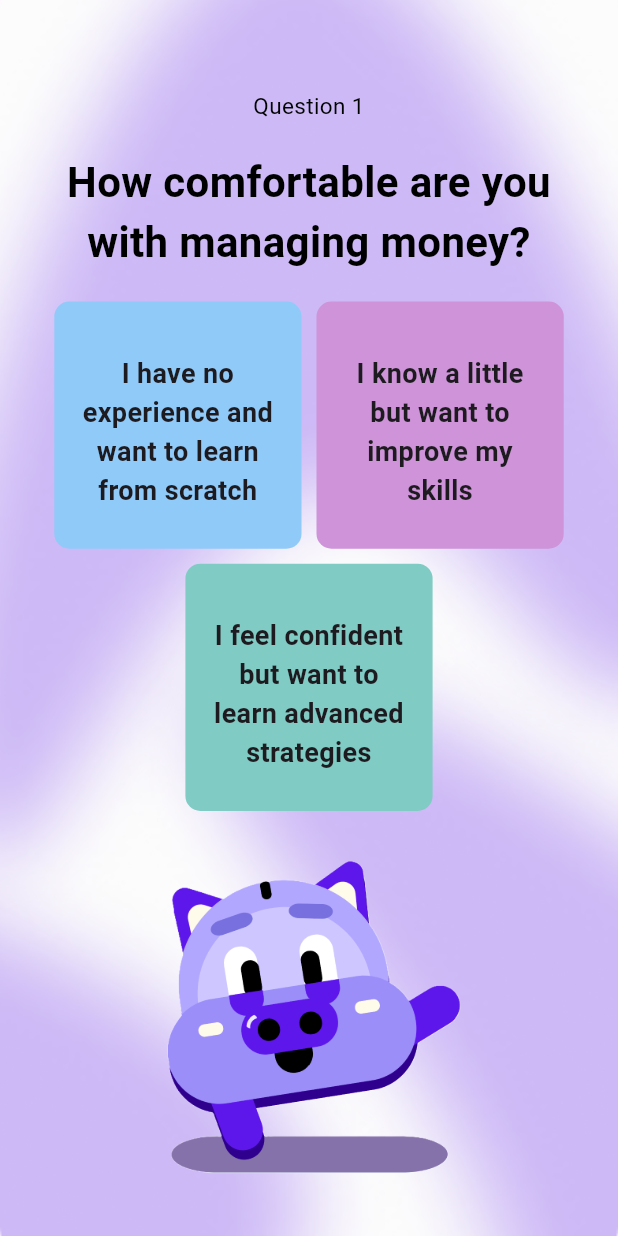
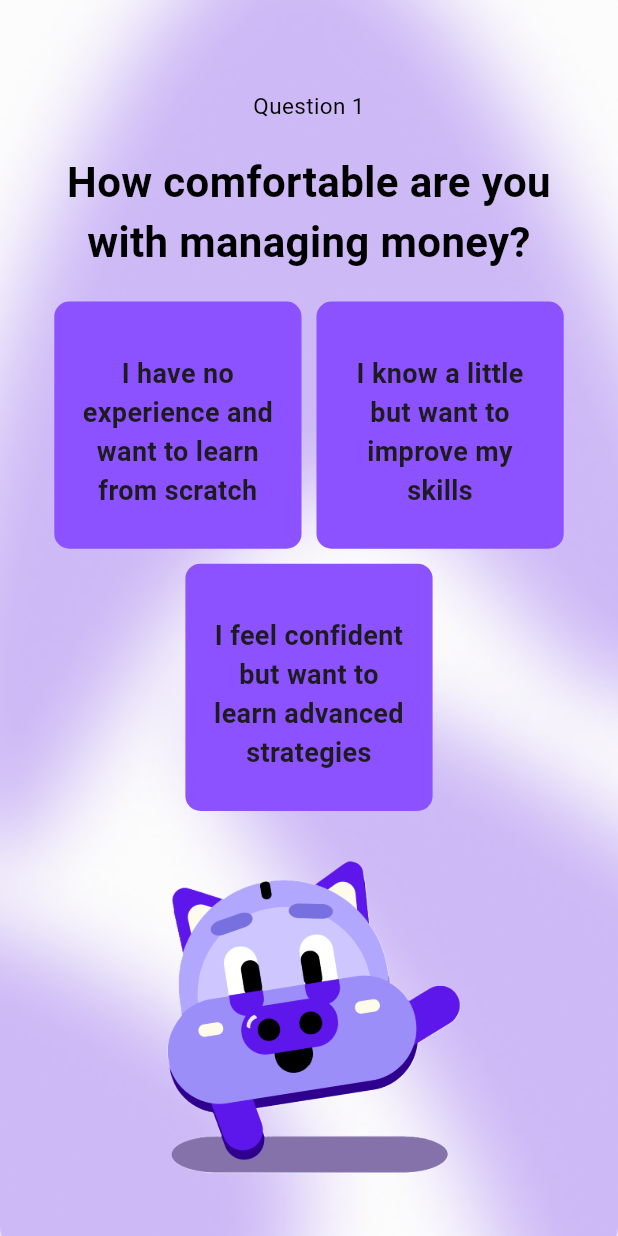
Before and after one commit to Mohamed-Amara/CoinWaFront-KMA-Q125, a Flutter app: the Question1Page screen opened directly, on a phone screen of 412 x 824 dp. Run offline on Flutter 3.47's test engine with Material 3 defaults, Android fonts, the phone set to English and light mode, and no system bars; our stand-ins replace animated_text_kit, confetti, dotted_border, flutter_secure_storage, jwt_decoder, path_drawing and 4 more; accounts and stored records are empty; network calls fail; project files that could hold a hidden picture were left out.

Commit message:
Update question_1.dart

```diff
--- a/lib/Questionaire/question_1.dart
+++ b/lib/Questionaire/question_1.dart
@@ -5,9 +5,10 @@ import 'answer_model.dart';
 class Question1Page extends StatefulWidget {
   final AnswerModel answerModel;
 
-  Question1Page({Key? key, required this.answerModel}) : super(key: key);
+  const Question1Page({super.key, required this.answerModel});
 
   @override
+  // ignore: library_private_types_in_public_api
   _Question1PageState createState() => _Question1PageState();
 }
 
@@ -25,6 +26,7 @@ class _Question1PageState extends State<Question1Page> {
       );
     }
   }
+
   @override
   Widget build(BuildContext context) {
     double screenWidth = MediaQuery.of(context).size.width;
@@ -32,7 +34,7 @@ class _Question1PageState extends State<Question1Page> {
     return Scaffold(
       body: Container(
         width: double.infinity,
-        decoration: BoxDecoration(
+        decoration: const BoxDecoration(
           image: DecorationImage(
             image: AssetImage("assets/welcome_background.png"),
             fit: BoxFit.cover,
@@ -43,8 +45,8 @@ class _Question1PageState extends State<Question1Page> {
           child: Column(
             crossAxisAlignment: CrossAxisAlignment.center,
             children: [
-              SizedBox(height: 40), // Adjusted for top padding
-              Text(
+              const SizedBox(height: 40), // Adjusted for top padding
+              const Text(
                 "Question 1",
                 style: TextStyle(
                   color: Colors.black,
@@ -52,13 +54,16 @@ class _Question1PageState extends State<Question1Page> {
                 ),
                 textAlign: TextAlign.center,
               ),
-              SizedBox(height: 20),
-              Text(
+              const SizedBox(height: 20),
+              const Text(
                 'How comfortable are you with managing money?',
-                style: TextStyle(fontSize: 28, fontWeight: FontWeight.bold, color: Colors.black),
+                style: TextStyle(
+                    fontSize: 28,
+                    fontWeight: FontWeight.bold,
+                    color: Colors.black),
                 textAlign: TextAlign.center,
               ),
-              SizedBox(height: 20),
+              const SizedBox(height: 20),
               Expanded(
                 child: Column(
                   mainAxisAlignment: MainAxisAlignment.center,
@@ -69,11 +74,14 @@ class _Question1PageState extends State<Question1Page> {
                       alignment: WrapAlignment.center,
                       children: [
                         GestureDetector(
-                          onTap: () => setState(() => selectedValue = 'beginner'),
+                          onTap: () =>
+                              setState(() => selectedValue = 'beginner'),
                           child: OptionCard(
                             value: 'beginner',
-                            label: 'I have no experience and want to learn from scratch',
-                            color: Colors.blue[200]!,
+                            label:
+                                'I have no experience and want to learn from scratch',
+                            color: const Color.fromARGB(
+                                255, 140, 82, 255), // #CDE5FF
                             isSelected: selectedValue == 'beginner',
                           ),
                         ),
@@ -81,8 +89,10 @@ class _Question1PageState extends State<Question1Page> {
                           onTap: () => setState(() => selectedValue = 'medium'),
                           child: OptionCard(
                             value: 'medium',
-                            label: 'I know a little but want to improve my skills',
-                            color: Colors.purple[200]!,
+                            label:
+                                'I know a little but want to improve my skills',
+                            color: const Color.fromARGB(
+                                255, 140, 82, 255), // #F1C3FF
                             isSelected: selectedValue == 'medium',
                           ),
                         ),
@@ -90,19 +100,21 @@ class _Question1PageState extends State<Question1Page> {
                           onTap: () => setState(() => selectedValue = 'expert'),
                           child: OptionCard(
                             value: 'expert',
-                            label: 'I feel confident but want to learn advanced strategies',
-                            color: Colors.teal[200]!,
+                            label:
+                                'I feel confident but want to learn advanced strategies',
+                            color: const Color.fromARGB(
+                                255, 140, 82, 255), // #C3FFFD
                             isSelected: selectedValue == 'expert',
                           ),
                         ),
                       ],
                     ),
-                    Spacer(),
+                    const Spacer(),
                     Image.asset(
                       "assets/wawaTalk.png",
                       width: screenWidth * 0.5,
                     ),
-                    SizedBox(height: 20),
+                    const SizedBox(height: 20),
                   ],
                 ),
               ),
@@ -112,13 +124,15 @@ class _Question1PageState extends State<Question1Page> {
                     ElevatedButton(
                       onPressed: () => _navigateToQuestion2(context),
                       style: ElevatedButton.styleFrom(
-                        backgroundColor: Colors.green,
-                        minimumSize: Size(double.infinity, 50),
-                        shape: RoundedRectangleBorder(borderRadius: BorderRadius.circular(10)),
+                        backgroundColor: Colors.deepPurple,
+                        minimumSize: const Size(double.infinity, 50),
+                        shape: RoundedRectangleBorder(
+                            borderRadius: BorderRadius.circular(10)),
                       ),
-                      child: Text('Continue', style: TextStyle(fontSize: 18, color: Colors.white)),
+                      child: const Text('Next',
+                          style: TextStyle(fontSize: 18, color: Colors.white)),
                     ),
-                    SizedBox(height: 20),
+                    const SizedBox(height: 20),
                   ],
                 ),
             ],
@@ -135,7 +149,8 @@ class OptionCard extends StatelessWidget {
   final bool isSelected;
   final Color color;
 
-  OptionCard({
+  const OptionCard({
+    super.key,
     required this.value,
     required this.label,
     required this.color,
@@ -149,20 +164,24 @@ class OptionCard extends StatelessWidget {
     return Container(
       width: size,
       height: size,
-      padding: EdgeInsets.all(16),
+      padding: const EdgeInsets.all(16),
       decoration: BoxDecoration(
         color: color,
         borderRadius: BorderRadius.circular(10),
-        border: isSelected ? Border.all(color: Colors.blue, width: 3) : null,
+        border: isSelected
+            ? Border.all(color: Colors.purpleAccent, width: 3)
+            : null,
       ),
       child: Column(
         mainAxisAlignment: MainAxisAlignment.center,
         children: [
           // Removed Icon, keeping only text
-          SizedBox(height: 10),
+          const SizedBox(height: 10),
           Text(
             label,
-            style: TextStyle(fontSize: 18, fontWeight: FontWeight.bold), // Increased font size
+            style: const TextStyle(
+                fontSize: 18,
+                fontWeight: FontWeight.bold), // Increased font size
             textAlign: TextAlign.center, // Center aligned the text
           ),
         ],
```
